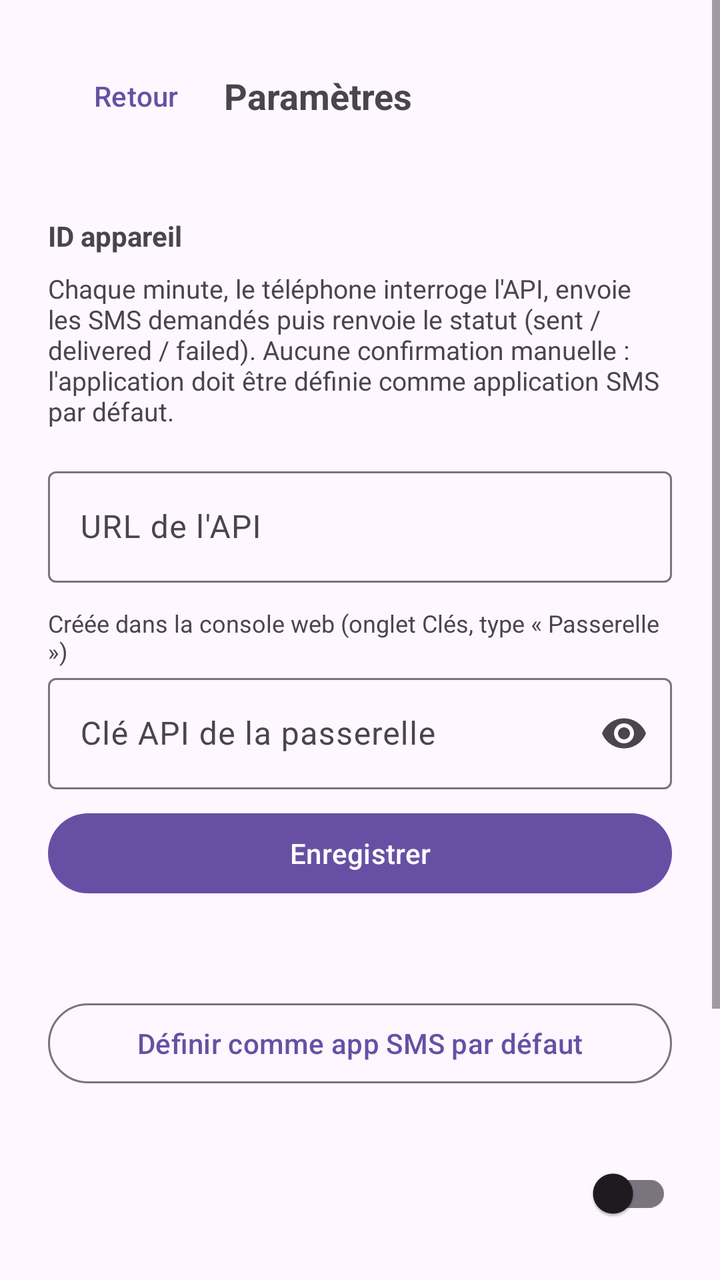
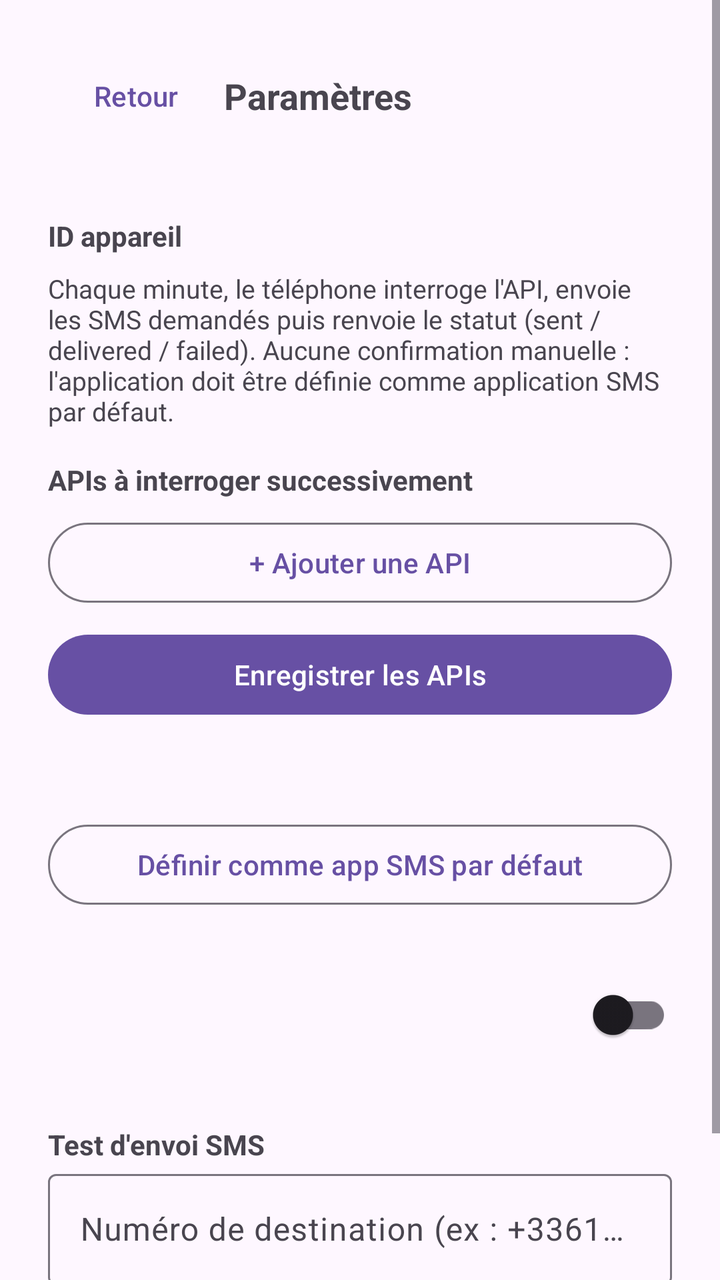

The first picture is an Android layout as it rendered before a commit; the second is the same layout after the commit. The layout source and the unified diff follow.
<!-- AndroidManifest.xml: application theme Theme.SmsGateway -->
<!-- res/layout/activity_settings.xml -->
<?xml version="1.0" encoding="utf-8"?>
<ScrollView xmlns:android="http://schemas.android.com/apk/res/android"
    xmlns:app="http://schemas.android.com/apk/res-auto"
    android:layout_width="match_parent"
    android:layout_height="match_parent"
    android:fillViewport="true"
    android:fitsSystemWindows="true">

    <LinearLayout
        android:layout_width="match_parent"
        android:layout_height="wrap_content"
        android:orientation="vertical"
        android:padding="24dp">

        <LinearLayout
            android:layout_width="match_parent"
            android:layout_height="wrap_content"
            android:gravity="center_vertical"
            android:orientation="horizontal">

            <com.google.android.material.button.MaterialButton
                android:id="@+id/btnBack"
                style="@style/Widget.Material3.Button.TextButton"
                android:layout_width="wrap_content"
                android:layout_height="wrap_content"
                android:text="@string/back" />

            <TextView
                android:layout_width="0dp"
                android:layout_height="wrap_content"
                android:layout_weight="1"
                android:text="@string/settings_title"
                android:textSize="18sp"
                android:textStyle="bold" />
        </LinearLayout>

        <TextView
            android:id="@+id/textVersion"
            android:layout_width="match_parent"
            android:layout_height="wrap_content"
            android:layout_marginTop="4dp"
            android:textSize="12sp" />

        <TextView
            android:id="@+id/textDeviceId"
            android:layout_width="match_parent"
            android:layout_height="wrap_content"
            android:layout_marginTop="16dp"
            android:textStyle="bold"
            android:text="@string/device_id_label" />

        <TextView
            android:layout_width="match_parent"
            android:layout_height="wrap_content"
            android:layout_marginTop="8dp"
            android:text="@string/explanation"
            android:textSize="13sp" />

        <com.google.android.material.textfield.TextInputLayout
            android:id="@+id/layoutBaseUrl"
            android:layout_width="match_parent"
            android:layout_height="wrap_content"
            android:layout_marginTop="16dp"
            android:hint="@string/api_url_label"
            app:endIconMode="clear_text">

            <com.google.android.material.textfield.TextInputEditText
                android:id="@+id/editBaseUrl"
                android:layout_width="match_parent"
                android:layout_height="wrap_content"
                android:inputType="textUri"
                android:maxLines="1" />
        </com.google.android.material.textfield.TextInputLayout>

        <TextView
            android:layout_width="match_parent"
            android:layout_height="wrap_content"
            android:layout_marginTop="12dp"
            android:text="@string/api_key_hint"
            android:textSize="12sp" />

        <com.google.android.material.textfield.TextInputLayout
            android:id="@+id/layoutApiKey"
            android:layout_width="match_parent"
            android:layout_height="wrap_content"
            android:hint="@string/api_key_label"
            app:endIconMode="password_toggle">

            <com.google.android.material.textfield.TextInputEditText
                android:id="@+id/editApiKey"
                android:layout_width="match_parent"
                android:layout_height="wrap_content"
                android:inputType="textPassword"
                android:maxLines="1" />
        </com.google.android.material.textfield.TextInputLayout>

        <com.google.android.material.button.MaterialButton
            android:id="@+id/btnSaveUrl"
            android:layout_width="match_parent"
            android:layout_height="wrap_content"
            android:layout_marginTop="8dp"
            android:text="@string/save_settings" />

        <TextView
            android:id="@+id/textDefaultSms"
            android:layout_width="match_parent"
            android:layout_height="wrap_content"
            android:layout_marginTop="20dp"
            android:textStyle="bold" />

        <com.google.android.material.button.MaterialButton
            android:id="@+id/btnSetDefaultSms"
            style="@style/Widget.Material3.Button.OutlinedButton"
            android:layout_width="match_parent"
            android:layout_height="wrap_content"
            android:layout_marginTop="8dp"
            android:text="@string/set_default_sms" />

        <LinearLayout
            android:layout_width="match_parent"
            android:layout_height="wrap_content"
            android:layout_marginTop="20dp"
            android:gravity="center_vertical"
            android:orientation="horizontal">

            <LinearLayout
                android:layout_width="0dp"
                android:layout_height="wrap_content"
                android:layout_weight="1"
                android:orientation="vertical">

                <TextView
                    android:id="@+id/textServiceState"
                    android:layout_width="wrap_content"
                    android:layout_height="wrap_content"
                    android:textStyle="bold" />

                <TextView
                    android:id="@+id/textLastSync"
                    android:layout_width="wrap_content"
                    android:layout_height="wrap_content"
                    android:layout_marginTop="4dp"
                    android:textSize="13sp" />

                <TextView
                    android:id="@+id/textLastIncoming"
                    android:layout_width="wrap_content"
                    android:layout_height="wrap_content"
                    android:layout_marginTop="4dp"
                    android:textSize="13sp" />
            </LinearLayout>

            <androidx.appcompat.widget.SwitchCompat
                android:id="@+id/switchService"
                android:layout_width="wrap_content"
                android:layout_height="wrap_content" />
        </LinearLayout>

        <TextView
            android:id="@+id/textTestTitle"
            android:layout_width="match_parent"
            android:layout_height="wrap_content"
            android:layout_marginTop="24dp"
            android:text="@string/test_sms_label"
            android:textStyle="bold" />

        <com.google.android.material.textfield.TextInputLayout
            android:id="@+id/layoutTestRecipient"
            android:layout_width="match_parent"
            android:layout_height="wrap_content"
            android:hint="@string/test_recipient_hint"
            app:endIconMode="clear_text">

            <com.google.android.material.textfield.TextInputEditText
                android:id="@+id/editTestRecipient"
                android:layout_width="match_parent"
                android:layout_height="wrap_content"
                android:inputType="phone"
                android:maxLines="1" />
        </com.google.android.material.textfield.TextInputLayout>

        <com.google.android.material.button.MaterialButton
            android:id="@+id/btnSendTestSms"
            style="@style/Widget.Material3.Button.OutlinedButton"
            android:layout_width="match_parent"
            android:layout_height="wrap_content"
            android:layout_marginTop="8dp"
            android:text="@string/send_test_sms" />
    </LinearLayout>
</ScrollView>
<!-- resources referenced by this layout -->
<resources>
  <string name="api_key_hint">Créée dans la console web (onglet Clés, type « Passerelle »)</string>
  <string name="api_key_label">Clé API de la passerelle</string>
  <string name="api_url_label">URL de l\'API</string>
  <string name="back">Retour</string>
  <string name="device_id_label">ID appareil</string>
  <string name="explanation">Chaque minute, le téléphone interroge l\'API, envoie les SMS demandés puis renvoie le statut (sent / delivered / failed). Aucune confirmation manuelle : l\'application doit être définie comme application SMS par défaut.</string>
  <string name="save_settings">Enregistrer</string>
  <string name="send_test_sms">Envoyer un SMS de test</string>
  <string name="set_default_sms">Définir comme app SMS par défaut</string>
  <string name="settings_title">Paramètres</string>
  <string name="test_recipient_hint">Numéro de destination (ex : +33612345678)</string>
  <string name="test_sms_label">Test d\'envoi SMS</string>
  <style name="Theme.SmsGateway" parent="Theme.Material3.DayNight.NoActionBar" />
</resources>

<!-- the commit's change to res/layout/activity_settings.xml (unified diff, before → after) -->
@@ -56,11 +56,41 @@
             android:text="@string/explanation"
             android:textSize="13sp" />
 
+        <TextView
+            android:id="@+id/textApiProfilesTitle"
+            android:layout_width="match_parent"
+            android:layout_height="wrap_content"
+            android:layout_marginTop="16dp"
+            android:text="APIs à interroger successivement"
+            android:textStyle="bold" />
+
+        <LinearLayout
+            android:id="@+id/apiProfilesContainer"
+            android:layout_width="match_parent"
+            android:layout_height="wrap_content"
+            android:orientation="vertical" />
+
+        <com.google.android.material.button.MaterialButton
+            android:id="@+id/btnAddApiProfile"
+            style="@style/Widget.Material3.Button.OutlinedButton"
+            android:layout_width="match_parent"
+            android:layout_height="wrap_content"
+            android:layout_marginTop="8dp"
+            android:text="+ Ajouter une API" />
+
+        <com.google.android.material.button.MaterialButton
+            android:id="@+id/btnSaveProfiles"
+            android:layout_width="match_parent"
+            android:layout_height="wrap_content"
+            android:layout_marginTop="8dp"
+            android:text="Enregistrer les APIs" />
+
         <com.google.android.material.textfield.TextInputLayout
             android:id="@+id/layoutBaseUrl"
             android:layout_width="match_parent"
             android:layout_height="wrap_content"
             android:layout_marginTop="16dp"
+            android:visibility="gone"
             android:hint="@string/api_url_label"
             app:endIconMode="clear_text">
 
@@ -76,6 +106,7 @@
             android:layout_width="match_parent"
             android:layout_height="wrap_content"
             android:layout_marginTop="12dp"
+            android:visibility="gone"
             android:text="@string/api_key_hint"
             android:textSize="12sp" />
 
@@ -83,6 +114,7 @@
             android:id="@+id/layoutApiKey"
             android:layout_width="match_parent"
             android:layout_height="wrap_content"
+            android:visibility="gone"
             android:hint="@string/api_key_label"
             app:endIconMode="password_toggle">
 
@@ -99,6 +131,7 @@
             android:layout_width="match_parent"
             android:layout_height="wrap_content"
             android:layout_marginTop="8dp"
+            android:visibility="gone"
             android:text="@string/save_settings" />
 
         <TextView
